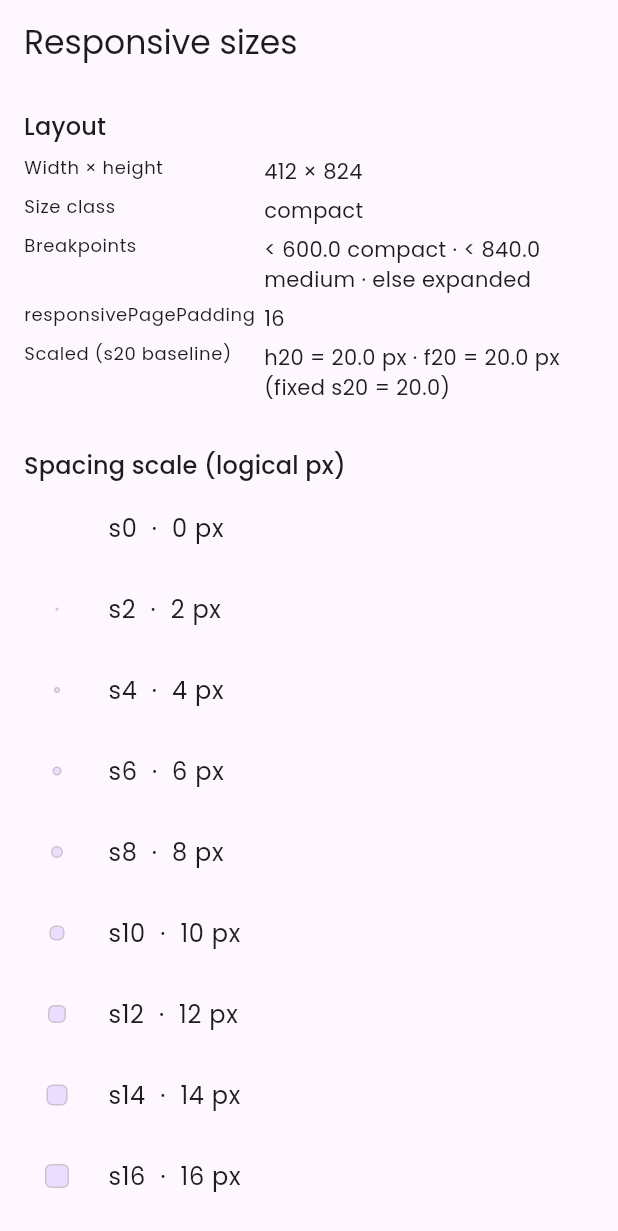
After one commit to nalugala-vc/Transformers-Builders-App, a Flutter app: the ResponsiveSizesScreen screen opened by its route, on a phone screen of 412 x 824 dp. The commit adds this screen. Shown: the top 1231 px of the screen. Run offline on Flutter 3.47's test engine with Material 3 defaults, Android fonts, the phone set to English and light mode, and no system bars; drawn by our look-alikes of toastification; our stand-ins replace firebase_core, flutter_riverpod, go_router, google_fonts; accounts and stored records are empty.

Commit message:
app setup

```diff
--- a/lib/core/config/app_routes.dart
+++ b/lib/core/config/app_routes.dart
@@ -2,6 +2,7 @@ import 'package:flutter/material.dart';
 import 'package:go_router/go_router.dart';
 
 import '../../presentation/screens/home_screen.dart';
+import '../../presentation/screens/responsive_sizes_screen.dart';
 
 /// Central place for all app routes.
 final GoRouter appRouter = GoRouter(
@@ -11,6 +12,11 @@ final GoRouter appRouter = GoRouter(
       path: '/',
       name: 'home',
       builder: (context, state) => const HomeScreen(),
+    ),
+    GoRoute(
+      path: '/sizes',
+      name: 'responsiveSizes',
+      builder: (context, state) => const ResponsiveSizesScreen(),
     ),
   ],
   errorBuilder: (context, state) => const _NotFoundScreen(),
--- /dev/null
+++ b/lib/core/utils/theme/app_pallete.dart
@@ -0,0 +1,31 @@
+import 'package:flutter/material.dart';
+
+class AppPallete {
+  // Brand — sampled from the Transformers' Chapel logo & UI mockups
+  static const Color tcBlue = Color(0xFF1E3A8A);       // Primary deep blue (splash, headers, sidebar)
+  static const Color tcBlueDark = Color(0xFF0F2A6B);   // Darker blue for gradients & pressed states
+  static const Color tcBlueLight = Color(0xFF6366F1);  // Indigo/violet accent (titles like "Admin Login", "Set Your Contribution Target")
+  static const Color tcRed = Color(0xFFDC2626);        // Primary red CTA (Login, Pay Now, Set Target, Contribute)
+  static const Color tcRedDark = Color(0xFFB91C1C);    // Red pressed/hover state
+  static const Color tcWhite = Color(0xFFFFFFFF);
+
+  // Status
+  static const Color successGreen = Color(0xFF16A34A); // "+12.5% this week", successful contribution tick
+  static const Color errorRed = Color(0xFFEF4444);     // Failed transaction icon
+  static const Color infoBlue = Color(0xFF3B82F6);     // Notification bell, info icons
+  static const Color warningAmber = Color(0xFFF59E0B); // Reserved for goal-edit flags & warnings
+
+  // Neutrals
+  static const Color textPrimary = Color(0xFF111827);  // Main body text
+  static const Color textSecondary = Color(0xFF4B5563);// Subtitles, helper text
+  static const Color textMuted = Color(0xFF6B7280);    // Captions, footer text, "+24 this week" style
+  static const Color border = Color(0xFFE5E7EB);       // Card borders, dividers
+  static const Color cardBg = Color(0xFFF9FAFB);       // Member card background
+  static const Color scaffoldBg = Color(0xFFF3F4F6);   // Page background (light grey behind cards)
+  static const Color inputFill = Color(0xFFF3F4F6);    // Input field fills (email/password boxes)
+
+  // Progress bar fills
+  static const Color progressTrack = Color(0xFFE5E7EB); // Empty portion of progress bars
+  static const Color progressFill = Color(0xFFDC2626);  // Red fill (church-wide progress)
+  static const Color progressFillBlue = Color(0xFF6366F1); // Indigo fill (member contribution progress)
+}
--- /dev/null
+++ b/lib/core/utils/theme/app_sizes.dart
@@ -0,0 +1,186 @@
+import 'package:flutter/material.dart';
+
+/// Logical-pixel spacing, radii, and touch targets. Use these instead of magic numbers.
+abstract final class AppSizes {
+  AppSizes._();
+
+  static const double s0 = 0;
+  static const double s2 = 2;
+  static const double s4 = 4;
+  static const double s6 = 6;
+  static const double s8 = 8;
+  static const double s10 = 10;
+  static const double s12 = 12;
+  static const double s14 = 14;
+  static const double s16 = 16;
+  static const double s18 = 18;
+  static const double s20 = 20;
+  static const double s24 = 24;
+  static const double s28 = 28;
+  static const double s32 = 32;
+  static const double s36 = 36;
+  static const double s40 = 40;
+  static const double s44 = 44;
+  static const double s48 = 48;
+  static const double s56 = 56;
+  static const double s64 = 64;
+  static const double s72 = 72;
+  static const double s80 = 80;
+  static const double s96 = 96;
+
+  /// Minimum tap target (Material guidance).
+  static const double minTouchTarget = s48;
+
+  /// Default horizontal page padding on larger layouts.
+  static const double pagePaddingCompact = s16;
+  static const double pagePaddingMedium = s24;
+  static const double pagePaddingExpanded = s32;
+
+  /// Scaled height / gap / icon size from a design baseline (logical px).
+  static double h(BuildContext context, double base) => AppScaledSizes(context).h(base);
+
+  /// Scaled font size from a design baseline. [Text] still applies system text scaling.
+  static double f(BuildContext context, double base) => AppScaledSizes(context).f(base);
+}
+
+/// Width thresholds aligned with common Material window size classes.
+abstract final class AppBreakpoints {
+  AppBreakpoints._();
+
+  /// Layouts narrower than this are treated as compact (phones, narrow panes).
+  static const double compactMax = 600;
+
+  /// Between [compactMax] and this: medium (tablets, small laptops).
+  static const double mediumMax = 840;
+}
+
+enum AppLayoutSizeClass {
+  compact,
+  medium,
+  expanded,
+}
+
+extension AppLayoutSizeClassContext on BuildContext {
+  AppLayoutSizeClass get layoutSizeClass {
+    final width = MediaQuery.sizeOf(this).width;
+    if (width < AppBreakpoints.compactMax) return AppLayoutSizeClass.compact;
+    if (width < AppBreakpoints.mediumMax) return AppLayoutSizeClass.medium;
+    return AppLayoutSizeClass.expanded;
+  }
+
+  /// Horizontal padding that scales slightly with window width.
+  double get responsivePagePadding {
+    switch (layoutSizeClass) {
+      case AppLayoutSizeClass.compact:
+        return AppSizes.pagePaddingCompact;
+      case AppLayoutSizeClass.medium:
+        return AppSizes.pagePaddingMedium;
+      case AppLayoutSizeClass.expanded:
+        return AppSizes.pagePaddingExpanded;
+    }
+  }
+
+  /// Returns a different value per [layoutSizeClass] — use with [AppSizes] for spacing, heights, widths, etc.
+  ///
+  /// If [medium] is omitted, medium layouts use [expanded] (closer to desktop than phone).
+  T layoutValue<T>({
+    required T compact,
+    T? medium,
+    required T expanded,
+  }) {
+    switch (layoutSizeClass) {
+      case AppLayoutSizeClass.compact:
+        return compact;
+      case AppLayoutSizeClass.medium:
+        return medium ?? expanded;
+      case AppLayoutSizeClass.expanded:
+        return expanded;
+    }
+  }
+}
+
+/// Layout-aware scaling (phone → tablet → wide). Use [BuildContext.scaled] for shorthand getters
+/// (`h20`, `f16`, …) or [AppSizes.h] / [AppSizes.f] with a baseline.
+final class AppScaledSizes {
+  AppScaledSizes(this._context);
+
+  final BuildContext _context;
+
+  static double _heightScale(AppLayoutSizeClass layout) {
+    return switch (layout) {
+      AppLayoutSizeClass.compact => 1.0,
+      AppLayoutSizeClass.medium => 1.08,
+      AppLayoutSizeClass.expanded => 1.15,
+    };
+  }
+
+  static double _fontScale(AppLayoutSizeClass layout) {
+    return switch (layout) {
+      AppLayoutSizeClass.compact => 1.0,
+      AppLayoutSizeClass.medium => 1.06,
+      AppLayoutSizeClass.expanded => 1.12,
+    };
+  }
+
+  double get _hScale => _heightScale(_context.layoutSizeClass);
+  double get _fScale => _fontScale(_context.layoutSizeClass);
+
+  /// Vertical sizes (heights, gaps, square icons) — scales a bit more than [f].
+  double h(double base) => base * _hScale;
+
+  /// Typography baseline — slightly gentler than [h]. Do not pre-apply [TextScaler]; [Text] handles a11y.
+  double f(double base) => base * _fScale;
+
+  double get h0 => h(AppSizes.s0);
+  double get h2 => h(AppSizes.s2);
+  double get h4 => h(AppSizes.s4);
+  double get h6 => h(AppSizes.s6);
+  double get h8 => h(AppSizes.s8);
+  double get h10 => h(AppSizes.s10);
+  double get h12 => h(AppSizes.s12);
+  double get h14 => h(AppSizes.s14);
+  double get h16 => h(AppSizes.s16);
+  double get h18 => h(AppSizes.s18);
+  double get h20 => h(AppSizes.s20);
+  double get h24 => h(AppSizes.s24);
+  double get h28 => h(AppSizes.s28);
+  double get h32 => h(AppSizes.s32);
+  double get h36 => h(AppSizes.s36);
+  double get h40 => h(AppSizes.s40);
+  double get h44 => h(AppSizes.s44);
+  double get h48 => h(AppSizes.s48);
+  double get h56 => h(AppSizes.s56);
+  double get h64 => h(AppSizes.s64);
+  double get h72 => h(AppSizes.s72);
+  double get h80 => h(AppSizes.s80);
+  double get h96 => h(AppSizes.s96);
+
+  double get f0 => f(AppSizes.s0);
+  double get f2 => f(AppSizes.s2);
+  double get f4 => f(AppSizes.s4);
+  double get f6 => f(AppSizes.s6);
+  double get f8 => f(AppSizes.s8);
+  double get f10 => f(AppSizes.s10);
+  double get f12 => f(AppSizes.s12);
+  double get f14 => f(AppSizes.s14);
+  double get f16 => f(AppSizes.s16);
+  double get f18 => f(AppSizes.s18);
+  double get f20 => f(AppSizes.s20);
+  double get f24 => f(AppSizes.s24);
+  double get f28 => f(AppSizes.s28);
+  double get f32 => f(AppSizes.s32);
+  double get f36 => f(AppSizes.s36);
+  double get f40 => f(AppSizes.s40);
+  double get f44 => f(AppSizes.s44);
+  double get f48 => f(AppSizes.s48);
+  double get f56 => f(AppSizes.s56);
+  double get f64 => f(AppSizes.s64);
+  double get f72 => f(AppSizes.s72);
+  double get f80 => f(AppSizes.s80);
+  double get f96 => f(AppSizes.s96);
+}
+
+extension AppScaledSizesContext on BuildContext {
+  /// Shorthand: `context.scaled.h20`, `context.scaled.f16`, or `scaled.h(AppSizes.s20)`.
+  AppScaledSizes get scaled => AppScaledSizes(this);
+}
--- /dev/null
+++ b/lib/presentation/screens/responsive_sizes_screen.dart
@@ -0,0 +1,140 @@
+import 'package:flutter/material.dart';
+
+import '../../core/utils/theme/app_sizes.dart';
+
+/// Dev/reference screen listing spacing tokens and current layout class.
+class ResponsiveSizesScreen extends StatelessWidget {
+  const ResponsiveSizesScreen({super.key});
+
+  static const List<({String name, double value})> _tokens = [
+    (name: 's0', value: AppSizes.s0),
+    (name: 's2', value: AppSizes.s2),
+    (name: 's4', value: AppSizes.s4),
+    (name: 's6', value: AppSizes.s6),
+    (name: 's8', value: AppSizes.s8),
+    (name: 's10', value: AppSizes.s10),
+    (name: 's12', value: AppSizes.s12),
+    (name: 's14', value: AppSizes.s14),
+    (name: 's16', value: AppSizes.s16),
+    (name: 's18', value: AppSizes.s18),
+    (name: 's20', value: AppSizes.s20),
+    (name: 's24', value: AppSizes.s24),
+    (name: 's28', value: AppSizes.s28),
+    (name: 's32', value: AppSizes.s32),
+    (name: 's36', value: AppSizes.s36),
+    (name: 's40', value: AppSizes.s40),
+    (name: 's44', value: AppSizes.s44),
+    (name: 's48', value: AppSizes.s48),
+    (name: 's56', value: AppSizes.s56),
+    (name: 's64', value: AppSizes.s64),
+    (name: 's72', value: AppSizes.s72),
+    (name: 's80', value: AppSizes.s80),
+    (name: 's96', value: AppSizes.s96),
+  ];
+
+  @override
+  Widget build(BuildContext context) {
+    final theme = Theme.of(context);
+    final mq = MediaQuery.of(context);
+    final layoutClass = context.layoutSizeClass;
+    final padding = context.responsivePagePadding;
+
+    return Scaffold(
+      appBar: AppBar(
+        title: const Text('Responsive sizes'),
+      ),
+      body: ListView(
+        padding: EdgeInsets.fromLTRB(padding, padding, padding, padding + AppSizes.s24),
+        children: [
+          Text('Layout', style: theme.textTheme.titleMedium),
+          const SizedBox(height: AppSizes.s8),
+          _InfoRow(label: 'Width × height', value: '${mq.size.width.toStringAsFixed(0)} × ${mq.size.height.toStringAsFixed(0)}'),
+          _InfoRow(label: 'Size class', value: layoutClass.name),
+          _InfoRow(
+            label: 'Breakpoints',
+            value: '< ${AppBreakpoints.compactMax} compact · '
+                '< ${AppBreakpoints.mediumMax} medium · else expanded',
+          ),
+          _InfoRow(label: 'responsivePagePadding', value: padding.toStringAsFixed(0)),
+          _InfoRow(
+            label: 'Scaled (s20 baseline)',
+            value: 'h20 = ${context.scaled.h20.toStringAsFixed(1)} px · '
+                'f20 = ${context.scaled.f20.toStringAsFixed(1)} px '
+                '(fixed s20 = ${AppSizes.s20})',
+          ),
+          const SizedBox(height: AppSizes.s24),
+          Text('Spacing scale (logical px)', style: theme.textTheme.titleMedium),
+          const SizedBox(height: AppSizes.s8),
+          ..._tokens.map((t) => _SizeSwatch(name: t.name, logicalPx: t.value)),
+        ],
+      ),
+    );
+  }
+}
+
+class _InfoRow extends StatelessWidget {
+  const _InfoRow({required this.label, required this.value});
+
+  final String label;
+  final String value;
+
+  @override
+  Widget build(BuildContext context) {
+    final theme = Theme.of(context);
+    return Padding(
+      padding: const EdgeInsets.only(bottom: AppSizes.s6),
+      child: Row(
+        crossAxisAlignment: CrossAxisAlignment.start,
+        children: [
+          SizedBox(
+            width: 160,
+            child: Text(label, style: theme.textTheme.bodySmall),
+          ),
+          Expanded(child: Text(value, style: theme.textTheme.bodyMedium)),
+        ],
+      ),
+    );
+  }
+}
+
+class _SizeSwatch extends StatelessWidget {
+  const _SizeSwatch({required this.name, required this.logicalPx});
+
+  final String name;
+  final double logicalPx;
+
+  @override
+  Widget build(BuildContext context) {
+    final theme = Theme.of(context);
+    final side = logicalPx.clamp(0.0, 96.0);
+    return Padding(
+      padding: const EdgeInsets.only(bottom: AppSizes.s10),
+      child: Row(
+        children: [
+          SizedBox(
+            width: 44,
+            height: 44,
+            child: Center(
+              child: Container(
+                width: side == 0 ? 1 : side,
+                height: side == 0 ? 1 : side,
+                decoration: BoxDecoration(
+                  color: theme.colorScheme.primaryContainer,
+                  borderRadius: BorderRadius.circular(AppSizes.s4),
+                  border: Border.all(color: theme.colorScheme.outlineVariant),
+                ),
+              ),
+            ),
+          ),
+          const SizedBox(width: AppSizes.s12),
+          Expanded(
+            child: Text(
+              '$name  ·  ${logicalPx.toStringAsFixed(0)} px',
+              style: theme.textTheme.bodyLarge,
+            ),
+          ),
+        ],
+      ),
+    );
+  }
+}
```
Also changed, not shown: assets/splashscreen.png (added).
